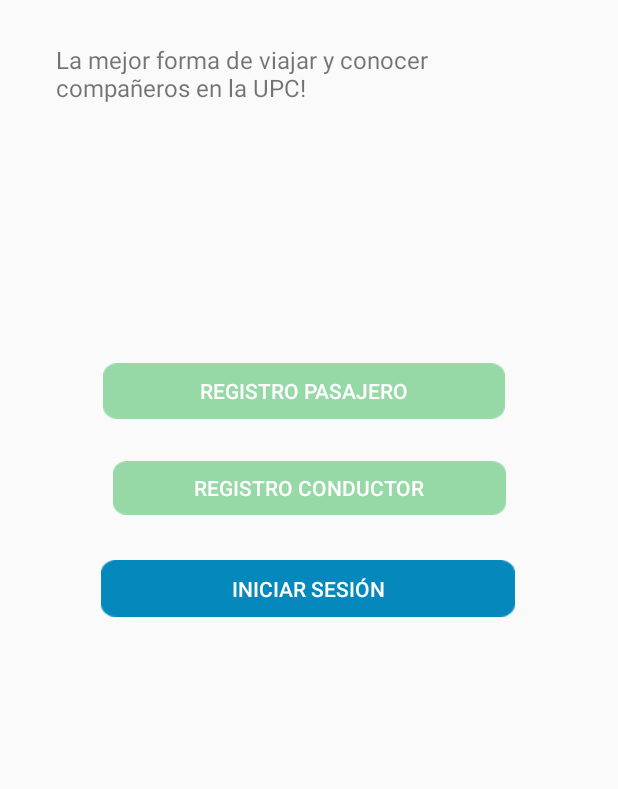
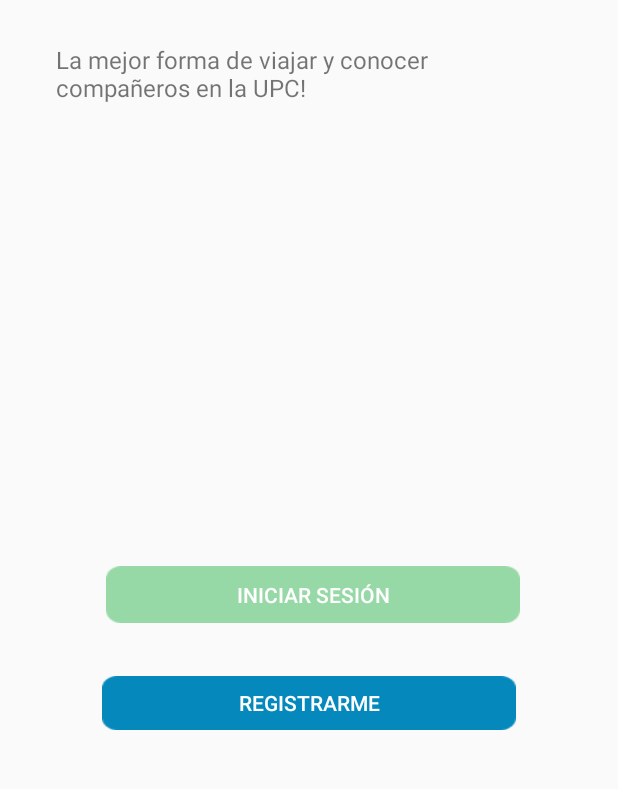
Before and after one commit to Cesar947/UPCRideMoviles, an Android app: the screen it shows after launch (Bienvenido), on a phone screen of 412 x 824 dp, the part 411-1200 px from its top. Run offline under Robolectric (Android 15) with nearby library versions, the phone set to English and light mode, and no system bars.

Commit message:
Vista confortable

```diff
--- a/UPCRideKotlin/app/build.gradle
+++ b/UPCRideKotlin/app/build.gradle
@@ -41,7 +41,6 @@ dependencies {
     implementation 'com.google.maps.android:android-maps-utils:0.5'
 
 
-
     implementation 'com.google.android.material:material:1.2.0-alpha01'
 
     implementation 'com.squareup.retrofit2:retrofit:2.6.2'
--- a/UPCRideKotlin/app/src/main/AndroidManifest.xml
+++ b/UPCRideKotlin/app/src/main/AndroidManifest.xml
@@ -14,7 +14,8 @@
         android:supportsRtl="true"
         android:theme="@style/AppTheme"
         android:usesCleartextTraffic="true">
-        <activity android:name=".LoginActivity"></activity>
+        <activity android:name=".activities.elegirRegistro"></activity>
+        <activity android:name=".LoginActivity" />
         <activity android:name=".activities.Bienvenido">
             <intent-filter>
                 <action android:name="android.intent.action.MAIN" />
--- a/UPCRideKotlin/app/src/main/java/com/example/upcridekotlin/activities/Bienvenido.kt
+++ b/UPCRideKotlin/app/src/main/java/com/example/upcridekotlin/activities/Bienvenido.kt
@@ -15,7 +15,6 @@ class Bienvenido : AppCompatActivity() {
     val TAG_LOGS = "Bryan Miramira"
     var btnRegistrarme : Button? = null
     var btnIniciar : Button? = null
-    var btinRegistroPas : Button? = null
 
     override fun onCreate(savedInstanceState: Bundle?) {
         super.onCreate(savedInstanceState)
@@ -24,10 +23,9 @@ class Bienvenido : AppCompatActivity() {
 
         btnRegistrarme = findViewById(R.id.btnRegistrarme)
         btnIniciar = findViewById(R.id.btnIniciarSesion)
-        btinRegistroPas = findViewById(R.id.btnRegistrarPasajero)
 
         btnRegistrarme?.setOnClickListener {
-            val intent = Intent(this, registro_conductor::class.java)
+            val intent = Intent(this, elegirRegistro::class.java)
             startActivity(intent)
         }
 
@@ -37,13 +35,6 @@ class Bienvenido : AppCompatActivity() {
            startActivity(intent)
         }
 
-        btinRegistroPas?.setOnClickListener{
-            val intent = Intent(this,registro_pasajero::class.java)
-            startActivity(intent)
-        }
-
-
-
 
     }
 }
--- a/UPCRideKotlin/app/src/main/java/com/example/upcridekotlin/activities/mActivity.kt
+++ b/UPCRideKotlin/app/src/main/java/com/example/upcridekotlin/activities/mActivity.kt
@@ -39,7 +39,7 @@ class mActivity : AppCompatActivity() {
         super.onCreate(savedInstanceState)
         setContentView(R.layout.activity_main)
 
-
+        txttoolbar = findViewById(R.id.toolbartxt)
         homeFragment = HomeFragment()
         viajesFragment = ViajesFragment()
         solicitudesFragment = SolicitudesFragment()
--- a/UPCRideKotlin/app/src/main/res/layout/activity_bienvenido.xml
+++ b/UPCRideKotlin/app/src/main/res/layout/activity_bienvenido.xml
@@ -8,15 +8,16 @@
 
     <Button
         android:id="@+id/btnRegistrarme"
-        android:layout_width="262dp"
+        android:layout_width="276dp"
         android:layout_height="36dp"
-        android:layout_marginTop="28dp"
-        android:background="@drawable/button2"
-        android:text="@string/tvRegistroConductor"
+        android:background="@drawable/l"
+        android:text="@string/btnIrRegistro"
         android:textColor="@color/common_google_signin_btn_text_dark_default"
+        app:layout_constraintBottom_toBottomOf="parent"
         app:layout_constraintEnd_toEndOf="parent"
         app:layout_constraintStart_toStartOf="parent"
-        app:layout_constraintTop_toBottomOf="@+id/btnRegistrarPasajero" />
+        app:layout_constraintTop_toTopOf="parent"
+        app:layout_constraintVertical_bias="0.92" />
 
     <TextView
         android:id="@+id/textView"
@@ -51,29 +52,15 @@
         android:id="@+id/btnIniciarSesion"
         android:layout_width="276dp"
         android:layout_height="38dp"
-        android:layout_marginTop="30dp"
-        android:background="@drawable/l"
+        android:background="@drawable/button2"
         android:text="@string/btnIniciarSesion"
         android:textColor="@color/common_google_signin_btn_text_dark_default"
         app:layout_constraintBottom_toBottomOf="parent"
         app:layout_constraintEnd_toEndOf="parent"
-        app:layout_constraintHorizontal_bias="0.497"
+        app:layout_constraintHorizontal_bias="0.52"
         app:layout_constraintStart_toStartOf="parent"
-        app:layout_constraintTop_toBottomOf="@+id/btnRegistrarme"
-        app:layout_constraintVertical_bias="0.0" />
-
-    <Button
-        android:id="@+id/btnRegistrarPasajero"
-        android:layout_width="268dp"
-        android:layout_height="37dp"
-        android:layout_marginTop="516dp"
-        android:background="@drawable/button2"
-        android:text="@string/tvRegistroPasajero"
-        android:textColor="@color/common_google_signin_btn_text_dark_default"
-        app:layout_constraintEnd_toEndOf="parent"
-        app:layout_constraintHorizontal_bias="0.479"
-        app:layout_constraintStart_toStartOf="parent"
-        app:layout_constraintTop_toTopOf="parent" />
+        app:layout_constraintTop_toBottomOf="@+id/textView10"
+        app:layout_constraintVertical_bias="0.683" />
 
 
 </androidx.constraintlayout.widget.ConstraintLayout>
```
Also changed, not shown: UPCRideKotlin/app/src/main/java/com/example/upcridekotlin/activities/elegirRegistro.kt (added, +32 -0 lines), UPCRideKotlin/app/src/main/res/layout/activity_elegir_registro.xml (added, +36 -0 lines), UPCRideKotlin/app/src/main/res/layout/activity_login.xml (+4 -4 lines), UPCRideKotlin/app/src/main/res/drawable/image2.png (added), UPCRideKotlin/app/src/main/res/drawable/image3.png (added).
